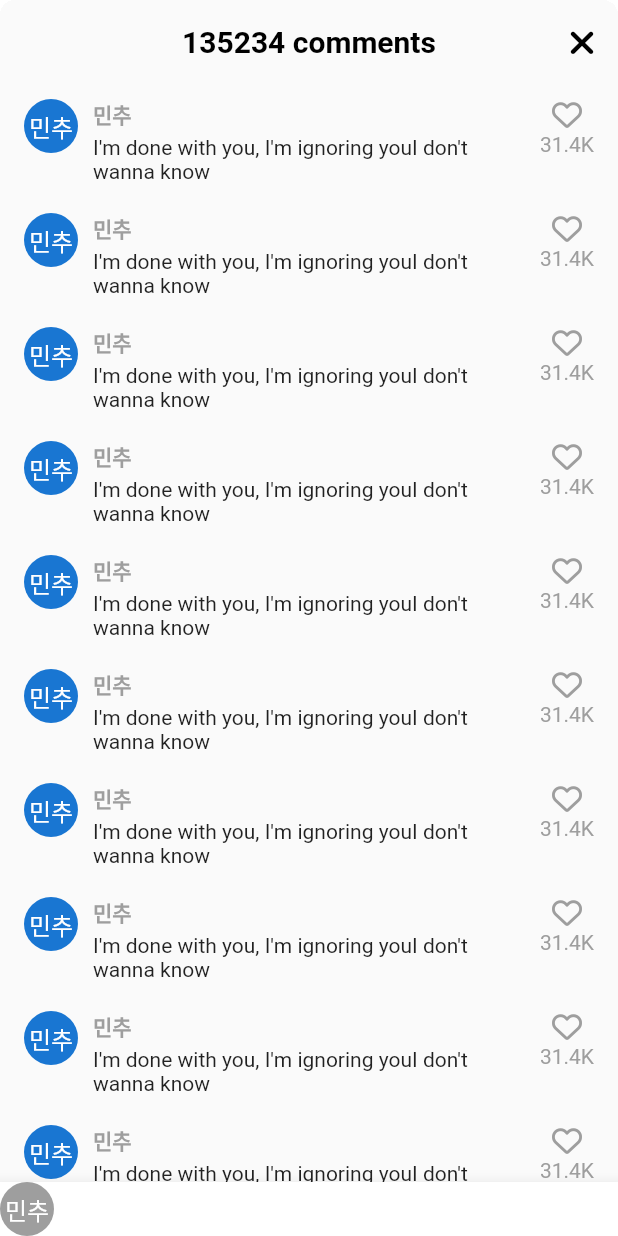
After one commit to alswn2348/tictok_clone_flutter, a Flutter app: the VideoComments screen opened directly, on a phone screen of 412 x 824 dp. The commit adds this screen. Run offline on Flutter 3.47's test engine with Material 2 defaults, Android fonts, the phone set to English and light mode, and no system bars; our stand-ins replace font_awesome_flutter, video_player, visibility_detector; network calls fail.

Commit message:
design : add comment UI

```diff
--- a/lib/features/videos/widgets/video_button.dart
+++ b/lib/features/videos/widgets/video_button.dart
@@ -16,7 +16,7 @@ class VideoButton extends StatelessWidget {
         FaIcon(
           icon,
           color: Colors.white,
-          size: Sizes.size40,
+          size: Sizes.size36,
         ),
         Gaps.v5,
         Text(
--- /dev/null
+++ b/lib/features/videos/widgets/video_comments.dart
@@ -0,0 +1,106 @@
+import 'package:flutter/material.dart';
+import 'package:font_awesome_flutter/font_awesome_flutter.dart';
+import 'package:tictok_clone_flutter/constants/gaps.dart';
+import 'package:tictok_clone_flutter/constants/sizes.dart';
+
+class VideoComments extends StatefulWidget {
+  const VideoComments({super.key});
+
+  @override
+  State<VideoComments> createState() => _VideoCommentsState();
+}
+
+class _VideoCommentsState extends State<VideoComments> {
+  void _onClosePressed() {
+    Navigator.of(context).pop();
+  }
+
+  @override
+  Widget build(BuildContext context) {
+    return Container(
+      clipBehavior: Clip.hardEdge,
+      decoration: BoxDecoration(
+        borderRadius: BorderRadius.circular(Sizes.size10),
+      ),
+      child: Scaffold(
+        backgroundColor: Colors.grey.shade50,
+        appBar: AppBar(
+          backgroundColor: Colors.grey.shade50,
+          automaticallyImplyLeading: false,
+          title: const Text('135234 comments'),
+          actions: [
+            IconButton(
+              onPressed: _onClosePressed,
+              icon: const FaIcon(FontAwesomeIcons.xmark),
+            ),
+          ],
+        ),
+        body: ListView.separated(
+          padding: const EdgeInsets.symmetric(
+            vertical: Sizes.size10,
+            horizontal: Sizes.size16,
+          ),
+          separatorBuilder: (context, index) => Gaps.v20,
+          itemCount: 10,
+          itemBuilder: (context, index) => Row(
+            crossAxisAlignment: CrossAxisAlignment.start,
+            children: [
+              const CircleAvatar(
+                radius: 18,
+                child: Text("민추"),
+              ),
+              Gaps.h10,
+              Expanded(
+                child: Column(
+                  crossAxisAlignment: CrossAxisAlignment.start,
+                  children: [
+                    Text(
+                      '민추',
+                      style: TextStyle(
+                          fontWeight: FontWeight.bold,
+                          fontSize: Sizes.size14,
+                          color: Colors.grey.shade500),
+                    ),
+                    Gaps.v3,
+                    const Text(
+                        "I'm done with you, I'm ignoring youI don't wanna know")
+                  ],
+                ),
+              ),
+              Gaps.h10,
+              Column(
+                children: [
+                  FaIcon(
+                    FontAwesomeIcons.heart,
+                    size: Sizes.size20,
+                    color: Colors.grey.shade500,
+                  ),
+                  Gaps.v2,
+                  Text(
+                    '31.4K',
+                    style: TextStyle(
+                      color: Colors.grey.shade500,
+                    ),
+                  ),
+                ],
+              ),
+            ],
+          ),
+        ),
+        bottomNavigationBar: BottomAppBar(
+          color: Colors.white,
+          child: Row(
+            children: [
+              CircleAvatar(
+                radius: 18,
+                backgroundColor: Colors.grey.shade500,
+                foregroundColor: Colors.white,
+                child: const Text("민추"),
+              ),
+            ],
+          ),
+        ),
+      ),
+    );
+  }
+}
```
Also changed, not shown: lib/features/videos/widgets/video_post.dart (+25 -6 lines).
